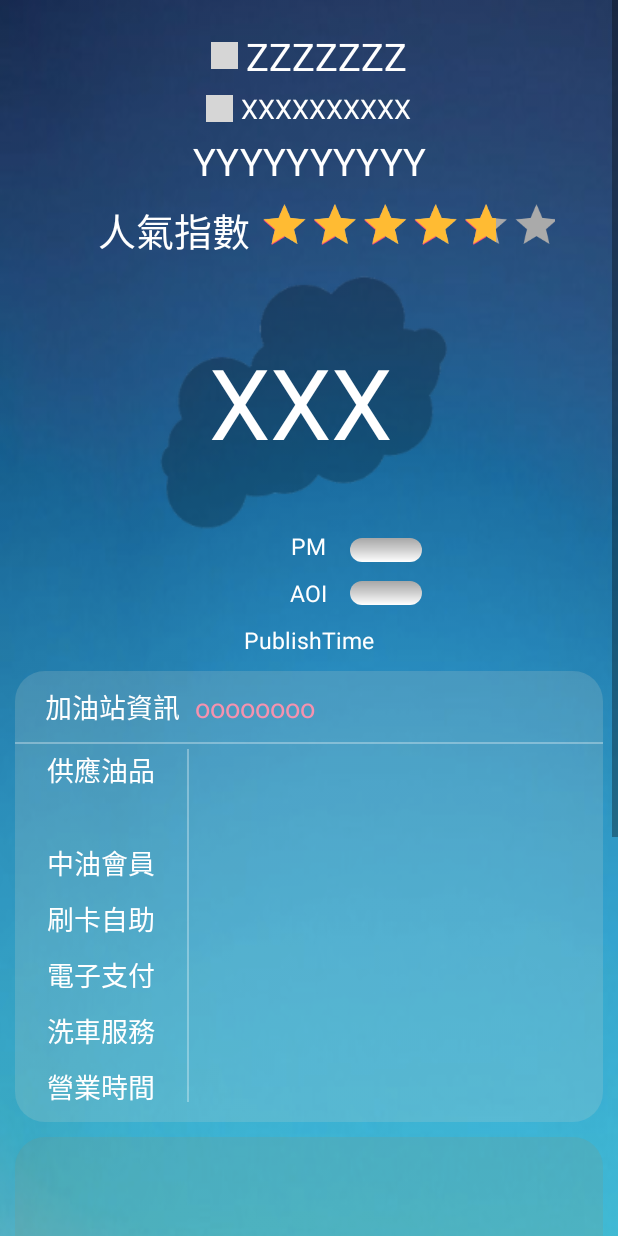
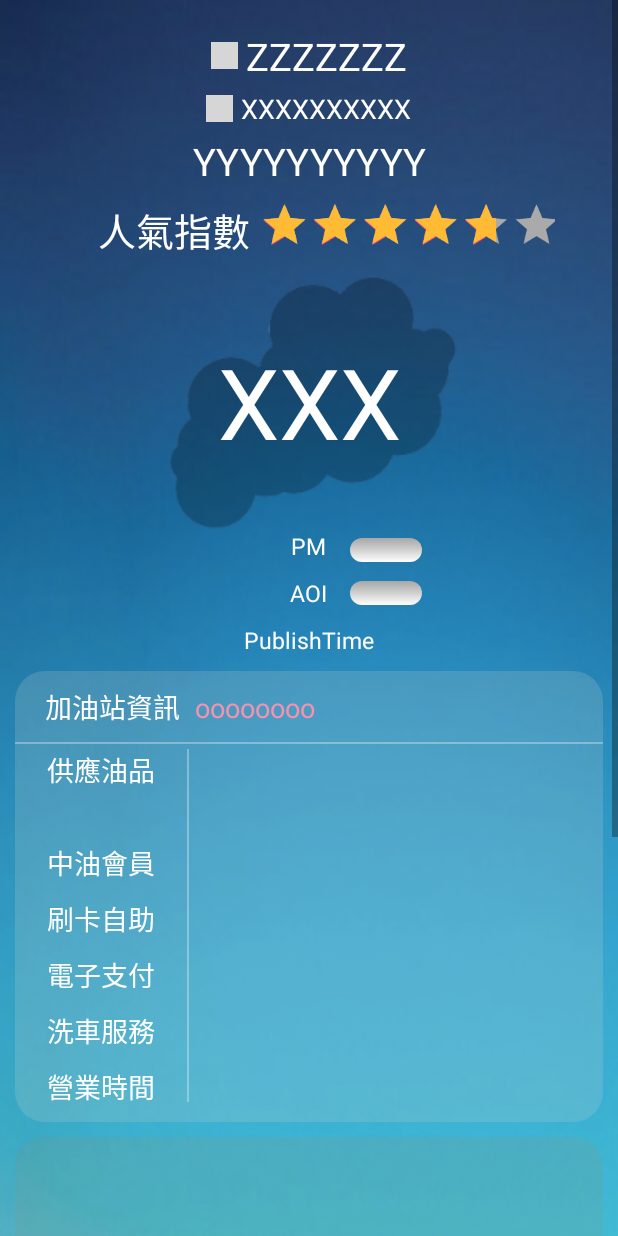
Before and after one commit to empirejames/CPC, an Android app: the layout activity_detail.xml on its own in the app's theme, with its tools: preview values and no code run, on a phone screen of 412 x 824 dp. Run offline under Robolectric (Android 15) with nearby library versions, the phone set to English and light mode, and no system bars; plain views replace GifView; grey boxes are pictures that could not be loaded.

Commit message:
fix center issue for Air status

```diff
--- a/app/src/main/res/layout/activity_detail.xml
+++ b/app/src/main/res/layout/activity_detail.xml
@@ -139,16 +139,22 @@
                         android:layout_alignParentEnd="true" />
                 </RelativeLayout>
 
+                <LinearLayout
+                    android:layout_width="match_parent"
+                    android:layout_height="match_parent"
+                    android:gravity="center_vertical|center_horizontal"
+                    android:orientation="horizontal">
+
                     <TextView
                         android:id="@+id/curStates"
                         android:layout_width="wrap_content"
                         android:layout_height="wrap_content"
                         android:background="@drawable/air_clear"
                         android:gravity="center"
-                    android:layout_marginLeft="100dp"
                         android:text="XXX"
                         android:textColor="#FFFFFF"
                         android:textSize="65sp" />
+                </LinearLayout>
 
                 <RelativeLayout
                     android:layout_width="match_parent"
```
Lines whose indentation alone changed are shown as unchanged.
